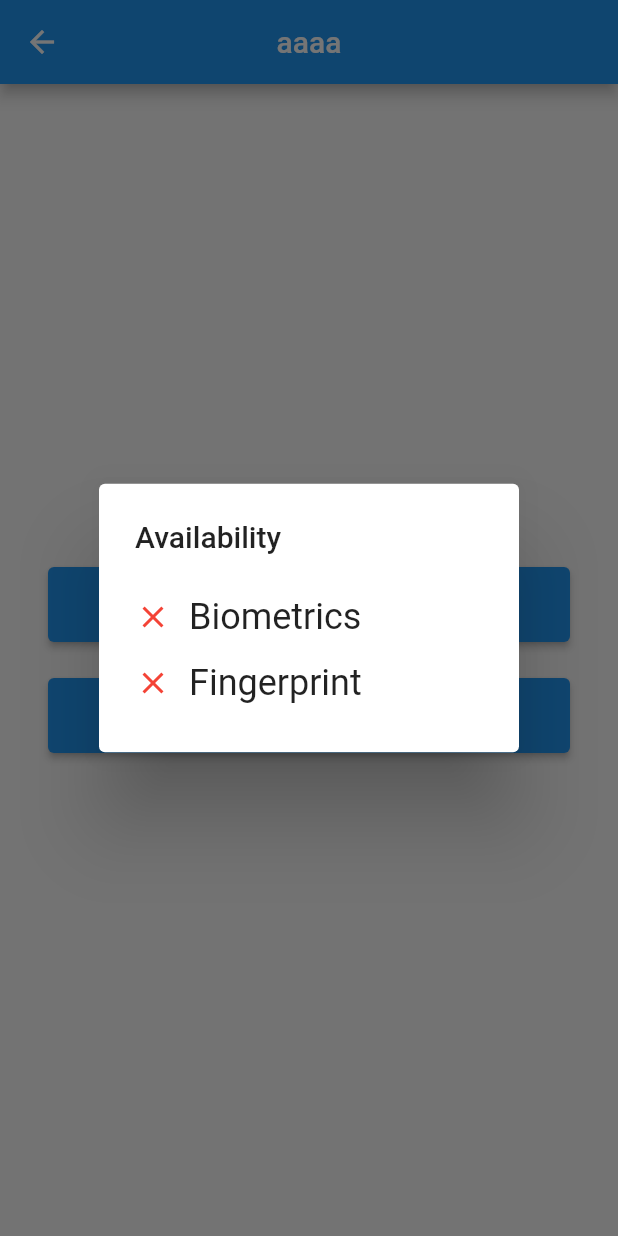
After one commit to devguusta/learn-bloc, a Flutter app: the LocalAuthPage screen opened by its route, after a tap on "Check Availability", on a phone screen of 412 x 824 dp. The commit adds this screen. Run offline on Flutter 3.47's test engine with Material 2 defaults, Android fonts, the phone set to English and light mode, and no system bars; our stand-ins replace dartz, dio, flutter_bloc, flutter_modular, local_auth; network calls fail.

Commit message:
implementa local auth no projeto para estudo

```diff
--- /dev/null
+++ b/lib/core/services/local_auth/local_auth.dart
@@ -0,0 +1,37 @@
+import 'package:flutter/services.dart';
+import 'package:local_auth/local_auth.dart';
+
+class LocalAuthApi {
+  static final _auth = LocalAuthentication();
+
+  static Future<bool> hasBiometrics() async {
+    try {
+      return await _auth.canCheckBiometrics;
+    } on PlatformException catch (e) {
+      return false;
+    }
+  }
+
+  static Future<List<BiometricType>> getBiometrics() async {
+    try {
+      return await _auth.getAvailableBiometrics();
+    } on PlatformException catch (e) {
+      return <BiometricType>[];
+    }
+  }
+
+  static Future<bool> authenticate() async {
+    final isAvailable = await hasBiometrics();
+    if (!isAvailable) return false;
+
+    try {
+      return await _auth.authenticate(
+        localizedReason: 'Scan Fingerprint to Authenticate',
+        useErrorDialogs: true,
+        stickyAuth: true,
+      );
+    } on PlatformException catch (e) {
+      return false;
+    }
+  }
+}
--- a/lib/modules/home/home_module.dart
+++ b/lib/modules/home/home_module.dart
@@ -1,4 +1,5 @@
 import 'package:blocjson/modules/home/pages/home_bloc.dart';
+import 'package:blocjson/modules/home/pages/local_auth_page.dart';
 import 'package:flutter_modular/flutter_modular.dart';
 
 import 'pages/home_page.dart';
@@ -17,5 +18,9 @@
           "/",
           child: (_, args) => const HomePage(),
         ),
+        ChildRoute(
+          "/local_auth",
+          child: (_, args) => LocalAuthPage(),
+        ),
       ];
 }
--- /dev/null
+++ b/lib/modules/home/pages/local_auth_page.dart
@@ -0,0 +1,98 @@
+import 'package:blocjson/core/services/local_auth/local_auth.dart';
+import 'package:flutter/material.dart';
+import 'package:local_auth/local_auth.dart';
+
+import 'home_page.dart';
+
+class LocalAuthPage extends StatelessWidget {
+  @override
+  Widget build(BuildContext context) => Scaffold(
+        appBar: AppBar(
+          title: Text("aaaa"),
+          centerTitle: true,
+        ),
+        body: Padding(
+          padding: EdgeInsets.all(32),
+          child: Center(
+            child: Column(
+              mainAxisAlignment: MainAxisAlignment.center,
+              children: [
+                buildAvailability(context),
+                SizedBox(height: 24),
+                buildAuthenticate(context),
+              ],
+            ),
+          ),
+        ),
+      );
+
+  Widget buildAvailability(BuildContext context) => buildButton(
+        text: 'Check Availability',
+        icon: Icons.event_available,
+        onClicked: () async {
+          final isAvailable = await LocalAuthApi.hasBiometrics();
+          final biometrics = await LocalAuthApi.getBiometrics();
+
+          final hasFingerprint = biometrics.contains(BiometricType.fingerprint);
+
+          showDialog(
+            context: context,
+            builder: (context) => AlertDialog(
+              title: Text('Availability'),
+              content: Column(
+                crossAxisAlignment: CrossAxisAlignment.start,
+                mainAxisSize: MainAxisSize.min,
+                children: [
+                  buildText('Biometrics', isAvailable),
+                  buildText('Fingerprint', hasFingerprint),
+                ],
+              ),
+            ),
+          );
+        },
+      );
+
+  Widget buildText(String text, bool checked) => Container(
+        margin: EdgeInsets.symmetric(vertical: 8),
+        child: Row(
+          children: [
+            checked
+                ? Icon(Icons.check, color: Colors.green, size: 24)
+                : Icon(Icons.close, color: Colors.red, size: 24),
+            const SizedBox(width: 12),
+            Text(text, style: TextStyle(fontSize: 24)),
+          ],
+        ),
+      );
+
+  Widget buildAuthenticate(BuildContext context) => buildButton(
+        text: 'Authenticate',
+        icon: Icons.lock_open,
+        onClicked: () async {
+          final isAuthenticated = await LocalAuthApi.authenticate();
+
+          if (isAuthenticated) {
+            Navigator.of(context).pushReplacement(
+              MaterialPageRoute(builder: (context) => HomePage()),
+            );
+          } else {}
+        },
+      );
+
+  Widget buildButton({
+    required String text,
+    required IconData icon,
+    required VoidCallback onClicked,
+  }) =>
+      ElevatedButton.icon(
+        style: ElevatedButton.styleFrom(
+          minimumSize: Size.fromHeight(50),
+        ),
+        icon: Icon(icon, size: 26),
+        label: Text(
+          text,
+          style: TextStyle(fontSize: 20),
+        ),
+        onPressed: onClicked,
+      );
+}
--- a/lib/modules/posts/pages/posts_page.dart
+++ b/lib/modules/posts/pages/posts_page.dart
@@ -22,14 +22,15 @@
   @override
   Widget build(BuildContext context) {
     return Scaffold(
+      appBar: AppBar(),
       body: BlocBuilder<PostsBloc, PostsState>(
           bloc: Modular.get<PostsBloc>(),
           builder: (context, state) {
             if (state is PostsStateLoading) {
-              return const CircularProgressIndicator();
+              return const Center(child: CircularProgressIndicator());
             } else if (state is PostsStateSuccess) {
               return ListView.builder(
-                  itemCount: state.listPost.length,
+                  itemCount: state.listPost.length - 90,
                   itemBuilder: (context, index) {
                     return ListTile(
                       title: Text(state.listPost[index].title),
--- a/pubspec.yaml
+++ b/pubspec.yaml
@@ -42,6 +42,7 @@
   dio_interceptors: ^0.0.4+1
   flutter_bloc: ^7.3.3
   equatable: ^2.0.3
+  local_auth: ^1.1.8
 
 
 
```
Also changed, not shown: lib/modules/home/pages/home_page.dart (+7 -0 lines), pubspec.lock, 2 other files.
